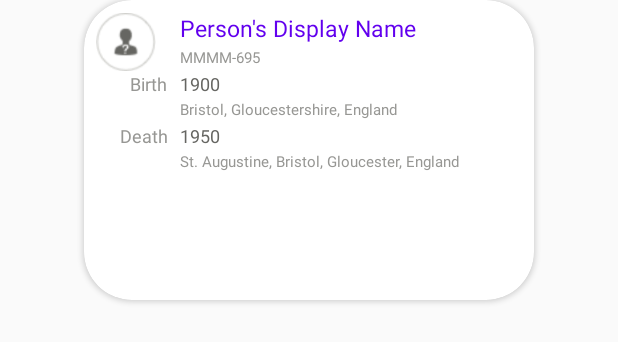
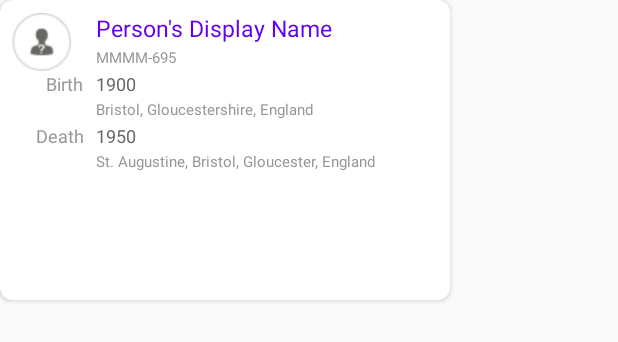
Before and after one commit to howelltw/TreeBuds, an Android app: the layout person_popup.xml on its own in the app's theme, with its tools: preview values and no code run, on a phone screen of 412 x 824 dp. Shown: the top 342 px of the screen. Run offline under Robolectric (Android 15) with nearby library versions, the phone set to English and light mode, and no system bars.

```diff
--- a/app/src/main/res/layout/person_popup.xml
+++ b/app/src/main/res/layout/person_popup.xml
@@ -1,8 +1,10 @@
 <?xml version="1.0" encoding="utf-8"?>
-<LinearLayout xmlns:android="http://schemas.android.com/apk/res/android"
-  android:orientation="vertical" android:layout_width="match_parent"
+<RelativeLayout xmlns:android="http://schemas.android.com/apk/res/android"
+  xmlns:app="http://schemas.android.com/apk/res-auto"
   xmlns:tools="http://schemas.android.com/tools"
   xmlns:card_view="http://schemas.android.com/apk/res-auto"
+  android:orientation="vertical"
+  android:layout_width="match_parent"
   android:layout_height="match_parent">
 
   <androidx.cardview.widget.CardView
@@ -10,7 +12,7 @@
     android:layout_gravity="center"
     android:layout_width="300dp"
     android:layout_height="200dp"
-    card_view:cardCornerRadius="32dp">
+    card_view:cardCornerRadius="8dp">
 
     <androidx.constraintlayout.widget.ConstraintLayout
       android:layout_width="match_parent"
@@ -29,15 +31,9 @@
           android:id="@+id/popup_photo"
           android:layout_width="fill_parent"
           android:layout_height="fill_parent"
+          android:scaleType="fitCenter"
           android:background="@android:color/transparent"
-          android:scaleType="fitCenter"
-          tools:src="@drawable/unknown_empty_portrait" />
-
-        <!--<ProgressBar-->
-          <!--android:id="@+id/person_photo_progress_spinner"-->
-          <!--android:layout_width="fill_parent"-->
-          <!--android:layout_height="fill_parent"-->
-          <!--android:layout_gravity="center" />-->
+          app:srcCompat="@drawable/unknown_empty_portrait" />
       </FrameLayout>
 
       <TextView
@@ -122,4 +118,4 @@
 
     </androidx.constraintlayout.widget.ConstraintLayout>
   </androidx.cardview.widget.CardView>
-</LinearLayout>
+</RelativeLayout>
--- a/app/src/main/res/layout/tree_bud_list_item.xml
+++ b/app/src/main/res/layout/tree_bud_list_item.xml
@@ -21,7 +21,7 @@
       android:layout_height="fill_parent"
       android:background="@android:color/transparent"
       android:scaleType="fitCenter"
-      tools:src="@drawable/unknown_empty_portrait"/>
+      app:srcCompat="@drawable/unknown_empty_portrait" />
 
     <ProgressBar
       android:id="@+id/person_photo_progress_spinner"
```
Also changed, not shown: app/src/main/java/com/h2/treebuds/activities/TreeBudsActivity.kt (+12 -2 lines), app/src/main/res/drawable/female_empty_portrait.png (added), app/src/main/res/drawable/male_empty_portrait.png (added).
